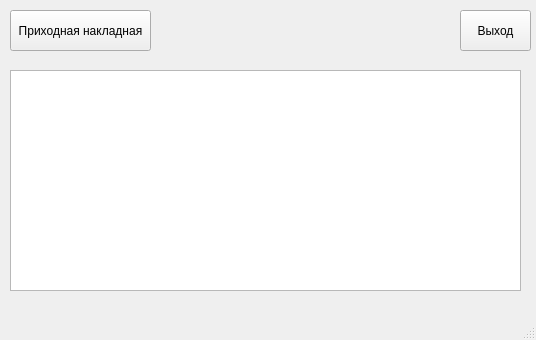
This is filial.ui in ig-or-ka/MAI-PIS-Coursework as Qt 5 draws it before an edit. The edited form follows.
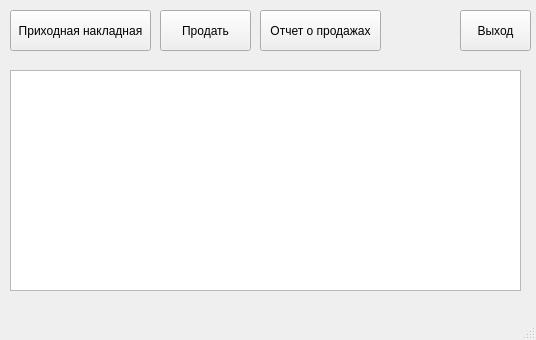
This is the edited form.

Commit message: Реализовал продажу

```diff
--- a/filial.ui
+++ b/filial.ui
@@ -50,6 +50,32 @@
      </rect>
     </property>
    </widget>
+   <widget class="QPushButton" name="sell">
+    <property name="geometry">
+     <rect>
+      <x>160</x>
+      <y>10</y>
+      <width>91</width>
+      <height>41</height>
+     </rect>
+    </property>
+    <property name="text">
+     <string>Продать</string>
+    </property>
+   </widget>
+   <widget class="QPushButton" name="export_sells">
+    <property name="geometry">
+     <rect>
+      <x>260</x>
+      <y>10</y>
+      <width>121</width>
+      <height>41</height>
+     </rect>
+    </property>
+    <property name="text">
+     <string>Отчет о продажах</string>
+    </property>
+   </widget>
   </widget>
   <widget class="QMenuBar" name="menubar">
    <property name="geometry">
```
The commit also changes 1 other file.
